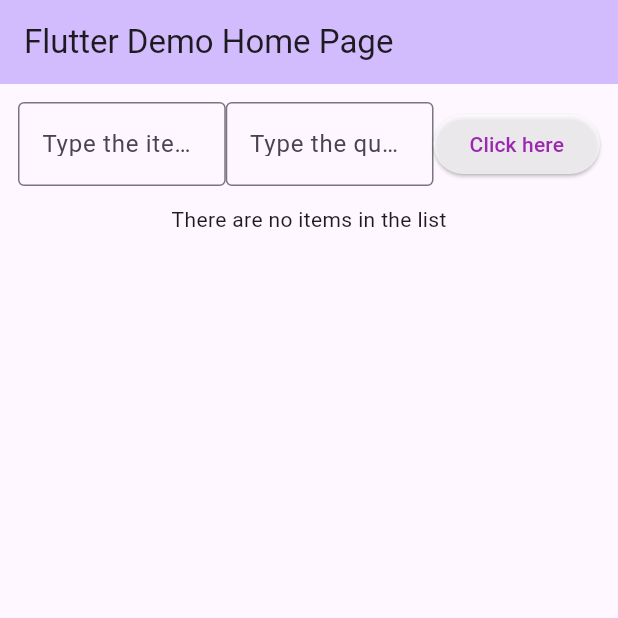
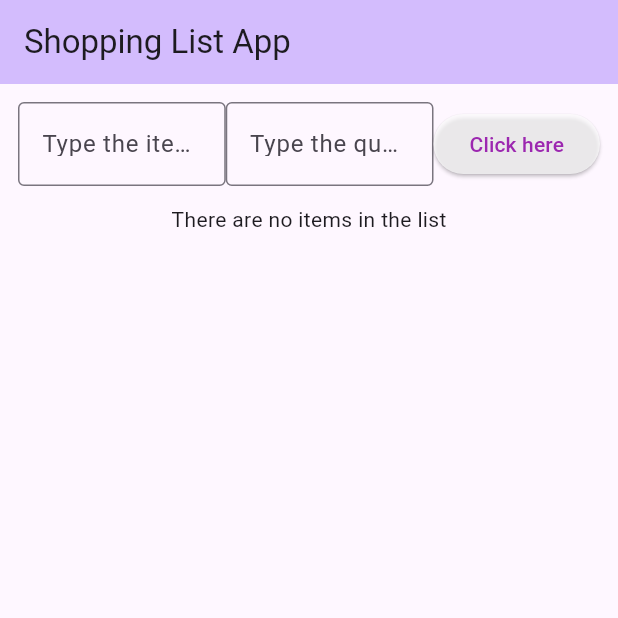
Before and after one commit to Tasmia0150/my_cst2335_labs, a Flutter app: the screen it shows after launch, on a phone screen of 412 x 824 dp, the top half of it. Run offline on Flutter 3.47's test engine with Material 3 defaults, Android fonts, the phone set to English and light mode, and no system bars; our stand-ins replace floor, sqflite; accounts and stored records are empty; generated files the repository leaves out were written again.

Commit message:
Lab 8 completed

```diff
--- /dev/null
+++ b/lib/dao/shopping_dao.dart
@@ -0,0 +1,14 @@
+import 'package:floor/floor.dart';
+import '../entity/shopping_item.dart';
+
+@dao
+abstract class ShoppingDao {
+  @Query('SELECT * FROM ShoppingItem')
+  Future<List<ShoppingItem>> findAllItems();
+
+  @insert
+  Future<void> insertItem(ShoppingItem item);
+
+  @delete
+  Future<void> deleteItem(ShoppingItem item);
+}
--- /dev/null
+++ b/lib/entity/shopping_item.dart
@@ -0,0 +1,17 @@
+import 'package:floor/floor.dart';
+
+@entity
+class ShoppingItem {
+  @primaryKey
+  final int id;
+  final String name;
+  final int quantity;
+
+  static int ID = 1;
+
+  ShoppingItem(this.id, this.name, this.quantity) {
+    if (id >= ID) {
+      ID = id + 1;
+    }
+  }
+}
--- a/lib/main.dart
+++ b/lib/main.dart
@@ -1,4 +1,9 @@
 import 'package:flutter/material.dart';
+import 'package:my_cst2335_labs/dao/shopping_dao.dart';
+import 'package:my_cst2335_labs/database.dart';
+import 'package:my_cst2335_labs/entity/shopping_item.dart';
+
+
 
 void main() {
   runApp(const MyApp());
@@ -11,12 +16,12 @@ class MyApp extends StatelessWidget {
   @override
   Widget build(BuildContext context) {
     return MaterialApp(
-      title: 'Flutter Demo',
+      title: 'Shopping List App',
       debugShowCheckedModeBanner: false,
       theme: ThemeData(
         colorScheme: ColorScheme.fromSeed(seedColor: Colors.deepPurple),
       ),
-      home: const MyHomePage(title: 'Flutter Demo Home Page'),
+      home: const MyHomePage(title: 'Shopping List App'),
     );
   }
 }
@@ -31,11 +36,11 @@ class MyHomePage extends StatefulWidget {
 }
 
 class _MyHomePageState extends State<MyHomePage> {
-  List<String> words = [];
-  List<int> quantity = [];
+  List<ShoppingItem> items = [];
 
-  var myFontSize = 30.0;
-  var imageSource = "images/question-mark.png";
+  late ShoppingDao _itemDao;
+  late var dbItems;
+
   late TextEditingController _itemController;
   late TextEditingController _quantityController;
 
@@ -44,6 +49,7 @@ class _MyHomePageState extends State<MyHomePage> {
     super.initState();
     _itemController = TextEditingController();
     _quantityController = TextEditingController();
+    setUpDatabase();
   }
 
   @override
@@ -51,6 +57,18 @@ class _MyHomePageState extends State<MyHomePage> {
     _itemController.dispose();
     _quantityController.dispose();
     super.dispose();
+  }
+
+  Future<void> setUpDatabase() async {
+    final database =
+    await $FloorShoppingDatabase.databaseBuilder('shopping_database.db').build();
+
+    _itemDao = database.shoppingDao;
+    dbItems = await _itemDao.findAllItems();
+
+    setState(() {
+      items = dbItems;
+    });
   }
 
   @override
@@ -61,7 +79,10 @@ class _MyHomePageState extends State<MyHomePage> {
         title: Text(widget.title),
       ),
       body: Center(
-        child: Padding(padding: EdgeInsets.all(12), child: ListPage()),
+        child: Padding(
+          padding: const EdgeInsets.all(12),
+          child: ListPage(),
+        ),
       ),
     );
   }
@@ -78,7 +99,7 @@ class _MyHomePageState extends State<MyHomePage> {
                 decoration: const InputDecoration(
                   hintText: "Item name",
                   border: OutlineInputBorder(),
-                  labelText: "Type the item here",
+                  labelText: "Type the item name here",
                 ),
               ),
             ),
@@ -97,41 +118,51 @@ class _MyHomePageState extends State<MyHomePage> {
             ElevatedButton(
               onPressed: () {
                 setState(() {
-                  words.add(_itemController.value.text);
-                  quantity.add(int.parse(_quantityController.value.text));
+                  var item = _itemController.text.trim();
+                  int? quantity = int.tryParse(_quantityController.text);
+
+                  if (item.isNotEmpty && quantity != null) {
+                    var addItem = ShoppingItem(
+                      ShoppingItem.ID++,
+                      item,
+                      quantity,
+                    );
+                    items.add(addItem);
+
+                    _itemDao.insertItem(addItem);
+                  } else {
+                    final snackBar = SnackBar(
+                      content: Text('Empty or Invalid Item name/Quantity.'),
+                    );
+
+                    ScaffoldMessenger.of(context).showSnackBar(snackBar);
+                  }
                   _itemController.clear();
                   _quantityController.clear();
                 });
               },
               style: ButtonStyle(
-                backgroundColor: WidgetStateProperty.all(Colors.white70),
-                foregroundColor: WidgetStateProperty.all(Colors.purple),
+                backgroundColor: MaterialStateProperty.all(Colors.white70),
+                foregroundColor: MaterialStateProperty.all(Colors.purple),
               ),
-              child: Text("Click here"),
+              child: const Text("Click here"),
             ),
           ],
         ),
 
-        SizedBox(height: 12),
+        const SizedBox(height: 12),
 
-        words.isEmpty
-            ? Text('There are no items in the list')
+        items.isEmpty
+            ? const Text('There are no items in the list')
             : Expanded(
           child: ListView.builder(
-            itemCount: words.length,
+            itemCount: items.length,
             itemBuilder: (context, rowNumber) {
               return GestureDetector(
-                onTap: () {},
-                // onDoubleTap: () {
-                //   setState(() {
-                //     words.removeAt(rowNumber);
-                //   });
-                //  },
                 onLongPress: () {
                   showDialog<String>(
                     context: context,
-                    builder:
-                        (BuildContext context) => AlertDialog(
+                    builder: (BuildContext context) => AlertDialog(
                       title: const Text('Delete item'),
                       content: const Text(
                         'Do you want to delete this item?',
@@ -139,21 +170,22 @@ class _MyHomePageState extends State<MyHomePage> {
                       actions: <Widget>[
                         ElevatedButton(
                           onPressed: () {
+                            _itemDao.deleteItem(items[rowNumber]);
+
                             setState(() {
-                              words.removeAt(rowNumber);
-                              quantity.removeAt(rowNumber);
+                              items.removeAt(rowNumber);
                             });
                             Navigator.pop(context);
                           },
                           style: ButtonStyle(
-                            backgroundColor: WidgetStateProperty.all(
+                            backgroundColor: MaterialStateProperty.all(
                               Colors.white70,
                             ),
-                            foregroundColor: WidgetStateProperty.all(
+                            foregroundColor: MaterialStateProperty.all(
                               Colors.blue,
                             ),
                           ),
-                          child: Text("Yes"),
+                          child: const Text("Yes"),
                         ),
 
                         ElevatedButton(
@@ -161,32 +193,24 @@ class _MyHomePageState extends State<MyHomePage> {
                             Navigator.pop(context);
                           },
                           style: ButtonStyle(
-                            backgroundColor: WidgetStateProperty.all(
+                            backgroundColor: MaterialStateProperty.all(
                               Colors.white70,
                             ),
-                            foregroundColor: WidgetStateProperty.all(
+                            foregroundColor: MaterialStateProperty.all(
                               Colors.blue,
                             ),
                           ),
-                          child: Text("No"),
+                          child: const Text("No"),
                         ),
                       ],
                     ),
                   );
                 },
-                // onHorizontalDragUpdate: (details) {
-                //   if (((details.primaryDelta!) * (details.primaryDelta!)) >
-                //       100.0) {
-                //     setState(() {
-                //       words.removeAt(rowNumber);
-                //     });
-                //   }
-                // },
                 child: Row(
                   mainAxisAlignment: MainAxisAlignment.center,
                   children: [
                     Text(
-                      "${rowNumber + 1}: ${words[rowNumber]} quantity: ${quantity[rowNumber]}",
+                      "${rowNumber + 1}: ${items[rowNumber].name} quantity: ${items[rowNumber].quantity}",
                     ),
                   ],
                 ),
--- a/pubspec.yaml
+++ b/pubspec.yaml
@@ -30,16 +30,20 @@ environment:
 dependencies:
   flutter:
     sdk: flutter
+  floor: ^1.4.0
 
   # The following adds the Cupertino Icons font to your application.
   # Use with the CupertinoIcons class for iOS style icons.
   cupertino_icons: ^1.0.8
   encrypted_shared_preferences: ^3.0.1
   url_launcher: ^6.3.1
+  sqflite_common_ffi_web: ^0.4.5+4
 
 dev_dependencies:
   flutter_test:
     sdk: flutter
+  floor_generator: ^1.4.0
+  build_runner: ^2.1.2
 
   # The "flutter_lints" package below contains a set of recommended lints to
   # encourage good coding practices. The lint set provided by the package is
```
Also changed, not shown: lib/database.dart (added, +12 -0 lines), pubspec.lock, 1 other file.
